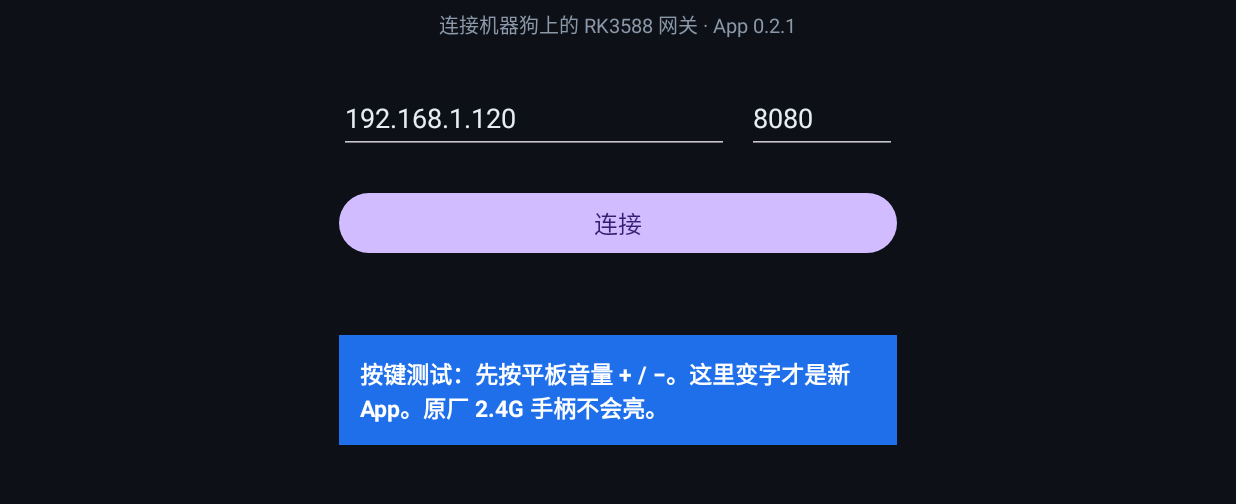
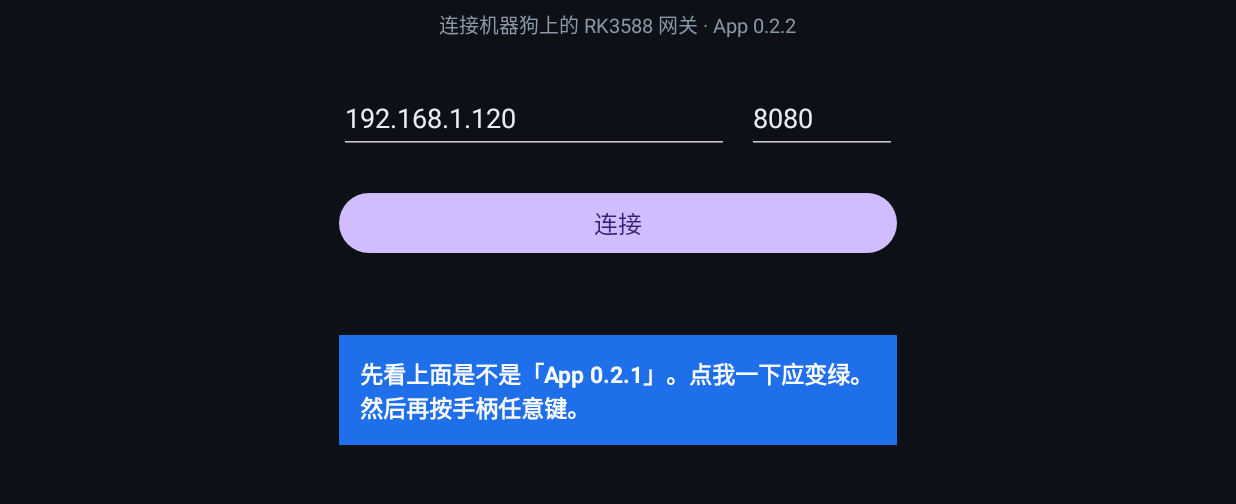
Before and after one commit to secondluong/dogx30, an Android app: the screen it shows after launch (ConnectActivity), on a phone screen of 824 x 412 dp (held sideways), the part 95-599 px from its top. Run offline under Robolectric (Android 15) with nearby library versions, the phone set to English and light mode, and no system bars.

Commit message:
登录页按键条改成可点击，不再依赖平板音量键确认新包。
Co-authored-by: Cursor <cursoragent@cursor.com>

```diff
--- a/android-app/app/build.gradle
+++ b/android-app/app/build.gradle
@@ -11,7 +11,7 @@ android {
         minSdk 24
         targetSdk 34
         versionCode 1
-        versionName "0.2.1"
+        versionName "0.2.2"
     }
 
     buildTypes {
--- a/android-app/app/src/main/java/com/dogx30/control/ConnectActivity.java
+++ b/android-app/app/src/main/java/com/dogx30/control/ConnectActivity.java
@@ -45,7 +45,13 @@ public class ConnectActivity extends AppCompatActivity {
         portInput.setText(String.valueOf(prefs.getInt(KEY_PORT, 8080)));
 
         connectButton.setOnClickListener(v -> attemptConnect());
-        if (keyStrip != null) keyStrip.requestFocus();
+        if (keyStrip != null) {
+            keyStrip.setOnClickListener(v -> {
+                keyStrip.setBackgroundColor(0xFF3FB950);
+                keyStrip.setText(R.string.key_strip_tap);
+            });
+            keyStrip.requestFocus();
+        }
     }
 
     private void showKey(KeyEvent event) {
--- a/android-app/app/src/main/res/values/strings.xml
+++ b/android-app/app/src/main/res/values/strings.xml
@@ -2,7 +2,7 @@
 <resources>
     <string name="app_name">X30 遥控台</string>
 
-    <string name="connect_subtitle">连接机器狗上的 RK3588 网关 · App 0.2.1</string>
+    <string name="connect_subtitle">连接机器狗上的 RK3588 网关 · App 0.2.2</string>
     <string name="hint_host">网关地址</string>
     <string name="hint_port">端口</string>
     <string name="connect">连接</string>
@@ -23,6 +23,7 @@
     <string name="exit_confirm">退出</string>
     <string name="cancel">取消</string>
 
-    <string name="key_strip_idle">按键测试：先按平板音量 + / −。这里变字才是新 App。原厂 2.4G 手柄不会亮。</string>
+    <string name="key_strip_idle">先看上面是不是「App 0.2.1」。点我一下应变绿。然后再按手柄任意键。</string>
     <string name="key_strip_event">收到 %1$s   keyCode=%2$d   scan=%3$d</string>
+    <string name="key_strip_tap">触摸已收到，这是新 App。请按手柄任意键。</string>
 </resources>
```
